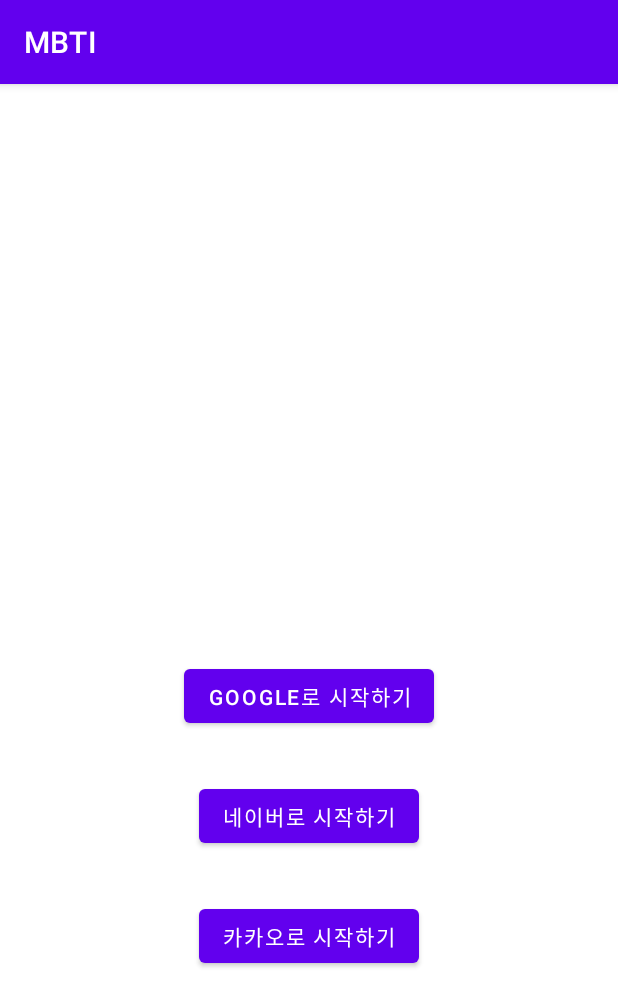
After one commit to ayz1070/MBTI, an Android app: the LoginActivity screen opened directly, with no data from a screen before it, on a phone screen of 412 x 824 dp. The commit adds this screen. Shown: the top 1007 px of the screen. Run offline under Robolectric (Android 15) with nearby library versions, the phone set to English and light mode, and no system bars.

Commit message:
기본 화면 구성

```diff
--- /dev/null
+++ b/app/src/main/java/com/example/mbti/LoginActivity.kt
@@ -0,0 +1,11 @@
+package com.example.mbti
+
+import androidx.appcompat.app.AppCompatActivity
+import android.os.Bundle
+
+class LoginActivity : AppCompatActivity() {
+    override fun onCreate(savedInstanceState: Bundle?) {
+        super.onCreate(savedInstanceState)
+        setContentView(R.layout.activity_login)
+    }
+}
--- /dev/null
+++ b/app/src/main/res/layout/activity_login.xml
@@ -0,0 +1,40 @@
+<?xml version="1.0" encoding="utf-8"?>
+<androidx.constraintlayout.widget.ConstraintLayout xmlns:android="http://schemas.android.com/apk/res/android"
+    xmlns:app="http://schemas.android.com/apk/res-auto"
+    xmlns:tools="http://schemas.android.com/tools"
+    android:layout_width="match_parent"
+    android:layout_height="match_parent"
+    tools:context=".LoginActivity">
+
+    <Button
+        android:id="@+id/btn_google"
+        android:layout_width="wrap_content"
+        android:layout_height="wrap_content"
+        android:layout_marginTop="384dp"
+        android:text="Google로 시작하기"
+        app:layout_constraintEnd_toEndOf="parent"
+        app:layout_constraintStart_toStartOf="parent"
+        app:layout_constraintTop_toTopOf="parent" />
+
+    <Button
+        android:id="@+id/btn_naver"
+        android:layout_width="wrap_content"
+        android:layout_height="wrap_content"
+        android:layout_marginTop="32dp"
+        android:text="네이버로 시작하기"
+        app:layout_constraintEnd_toEndOf="parent"
+        app:layout_constraintHorizontal_bias="0.501"
+        app:layout_constraintStart_toStartOf="parent"
+        app:layout_constraintTop_toBottomOf="@+id/btn_google" />
+
+    <Button
+        android:id="@+id/btn_kakao"
+        android:layout_width="wrap_content"
+        android:layout_height="wrap_content"
+        android:layout_marginTop="32dp"
+        android:text="카카오로 시작하기"
+        app:layout_constraintEnd_toEndOf="parent"
+        app:layout_constraintHorizontal_bias="0.501"
+        app:layout_constraintStart_toStartOf="parent"
+        app:layout_constraintTop_toBottomOf="@+id/btn_naver" />
+</androidx.constraintlayout.widget.ConstraintLayout>
--- a/app/src/main/res/values/strings.xml
+++ b/app/src/main/res/values/strings.xml
@@ -1,3 +1,5 @@
 <resources>
     <string name="app_name">MBTI</string>
+    <!-- TODO: Remove or change this placeholder text -->
+    <string name="hello_blank_fragment">Hello blank fragment</string>
 </resources>
```
Also changed, not shown: app/src/main/AndroidManifest.xml (+8 -2 lines), app/src/main/java/com/example/mbti/CommunityFragment.kt (added, +59 -0 lines), app/src/main/java/com/example/mbti/TestFragment.kt (added, +59 -0 lines), app/src/main/java/com/example/mbti/WriteActivity.kt (added, +11 -0 lines), app/src/main/res/layout/activity_write.xml (added, +37 -0 lines), app/src/main/res/layout/fragment_community.xml (added, +38 -0 lines), app/src/main/res/layout/fragment_test.xml (added, +14 -0 lines).
